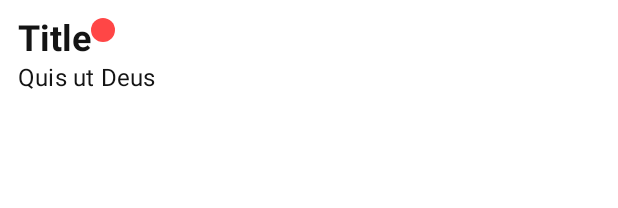
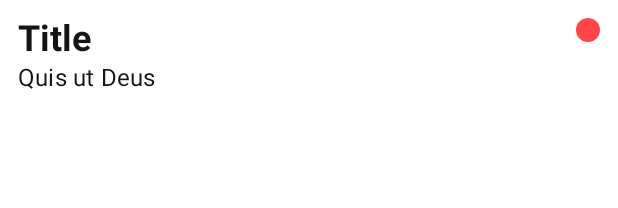
Before and after one commit to ggrobelny/todo_compose, an Android app built with Jetpack Compose: the @Preview function TaskItemPreview, on a phone screen of 412 x 824 dp. Shown: the top 208 px of the screen. Run offline under Robolectric (Android 15) with nearby library versions, the phone set to English and light mode, and no system bars; our stand-ins replace Room's generated code.

Commit message:
contentAlignment = Alignment.TopEnd

```diff
--- a/app/src/main/java/com/bellicaspiritualis/todo_compose/ui/screens/list/ListContent.kt
+++ b/app/src/main/java/com/bellicaspiritualis/todo_compose/ui/screens/list/ListContent.kt
@@ -7,6 +7,7 @@ import androidx.compose.material.MaterialTheme
 import androidx.compose.material.Surface
 import androidx.compose.material.Text
 import androidx.compose.runtime.Composable
+import androidx.compose.ui.Alignment
 import androidx.compose.ui.Modifier
 import androidx.compose.ui.graphics.RectangleShape
 import androidx.compose.ui.text.font.FontWeight
@@ -43,13 +44,18 @@ fun TaskItem(
         ) {
             Row {
                 Text(
+                    modifier = Modifier.weight(8f),
                     text = todoTask.title,
                     color = MaterialTheme.colors.taskItemTextColor,
                     style = MaterialTheme.typography.h5,
                     fontWeight = FontWeight.Bold,
                     maxLines = 1
                 )
-                Box(modifier = Modifier.fillMaxWidth()) {
+                Box(modifier = Modifier
+                        .fillMaxWidth()
+                        .weight(1f),
+                    contentAlignment = Alignment.TopEnd
+                ) {
                     Canvas(modifier = Modifier
                         .width(PRIORITY_INDICATOR_SIZE)
                         .height(PRIORITY_INDICATOR_SIZE)
@@ -61,7 +67,8 @@ fun TaskItem(
                 }
             }
             Text(
-                modifier = Modifier.fillMaxWidth(),
+                modifier = Modifier
+                    .fillMaxWidth(),
                 text = todoTask.description,
                 color = MaterialTheme.colors.taskItemTextColor,
                 style = MaterialTheme.typography.subtitle1,
```
